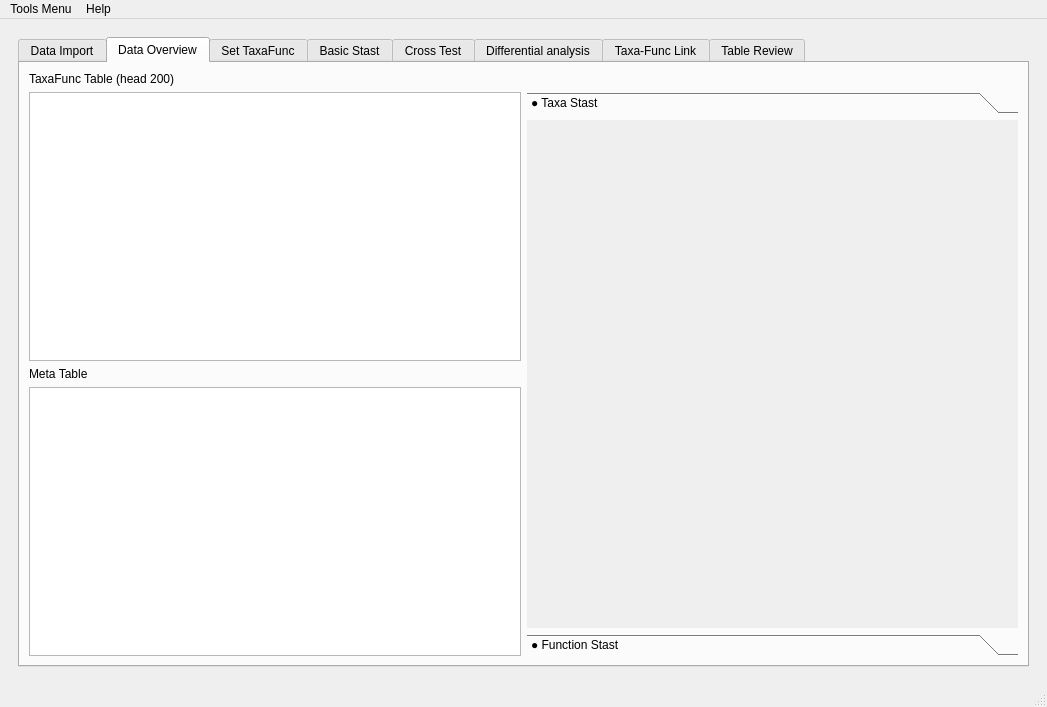
This is utils/MetaX_GUI/MainWindow.ui in byemaxx/MetaX as Qt 5 draws it before an edit. The edited form follows.
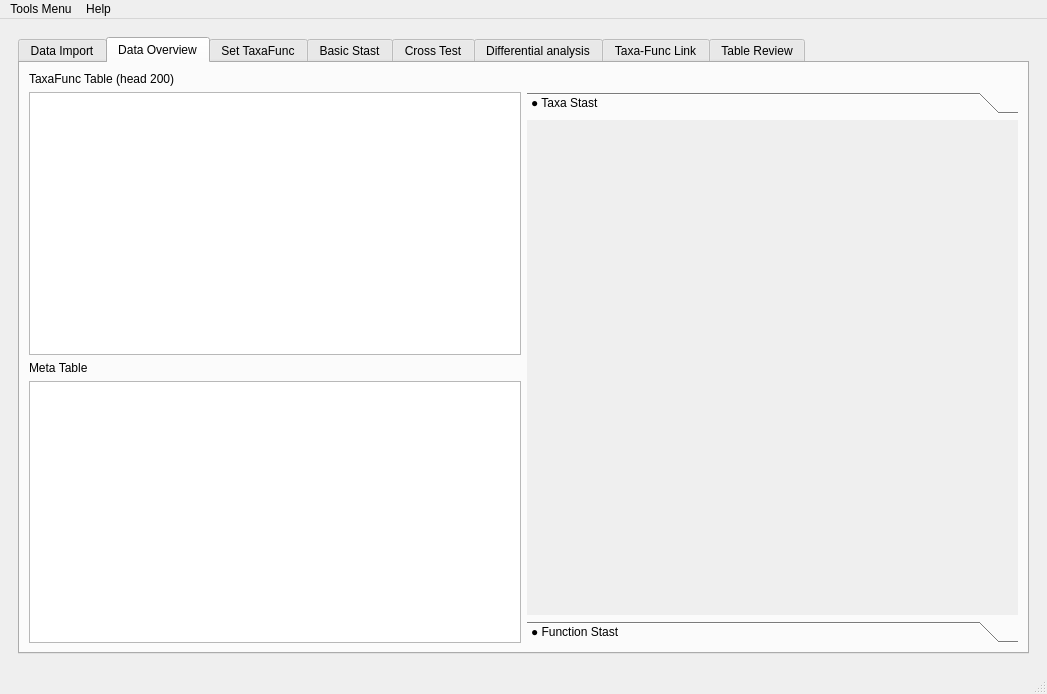
This is the edited form. The open tabs and pages were chosen to show the change.

Commit message: modified:   utils/GUI.py     fix the bug of duplicated table name in the combobox in deseq2 tab 	modified:   utils/taxaFuncPloter/sankey_plot.py     fix the bug of split the taxa and function name, change the split method from '[]' to '<>'

Patch:
```diff
--- a/utils/MetaX_GUI/MainWindow.ui
+++ b/utils/MetaX_GUI/MainWindow.ui
@@ -7,7 +7,7 @@
     <x>0</x>
     <y>0</y>
     <width>1047</width>
-    <height>707</height>
+    <height>694</height>
    </rect>
   </property>
   <property name="sizePolicy">
@@ -236,8 +236,8 @@
                 <rect>
                  <x>0</x>
                  <y>0</y>
-                 <width>484</width>
-                 <height>480</height>
+                 <width>490</width>
+                 <height>500</height>
                 </rect>
                </property>
                <attribute name="label">
```
Left out of the diff: 10 changed lines with no effect on the pictures. The commit also changes 4 other files.
